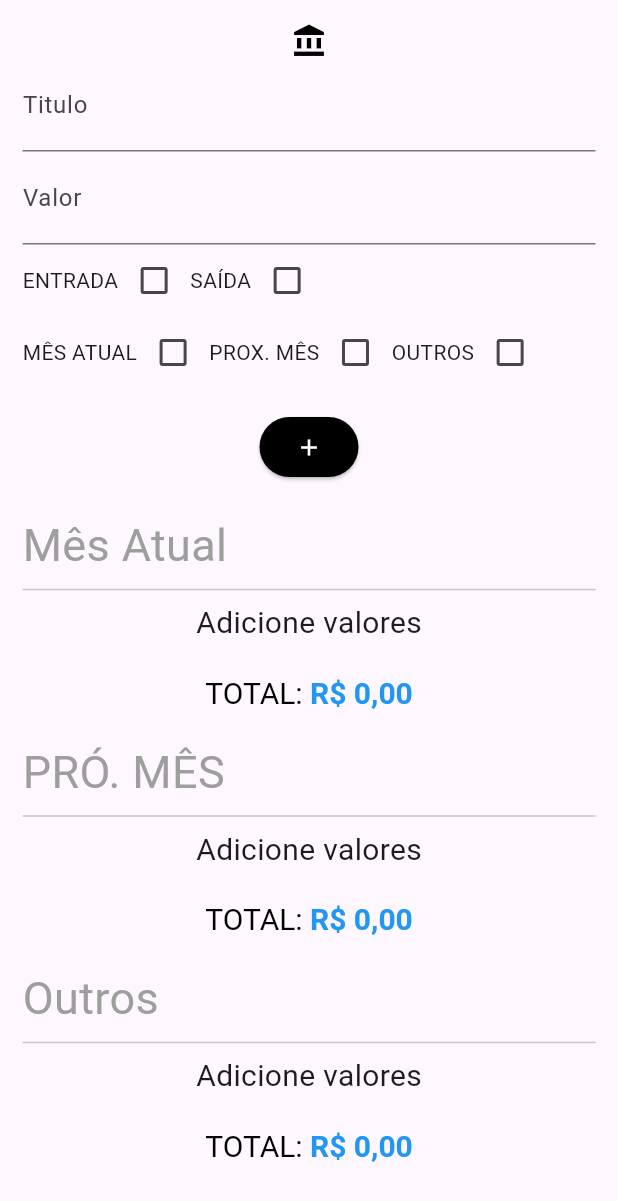
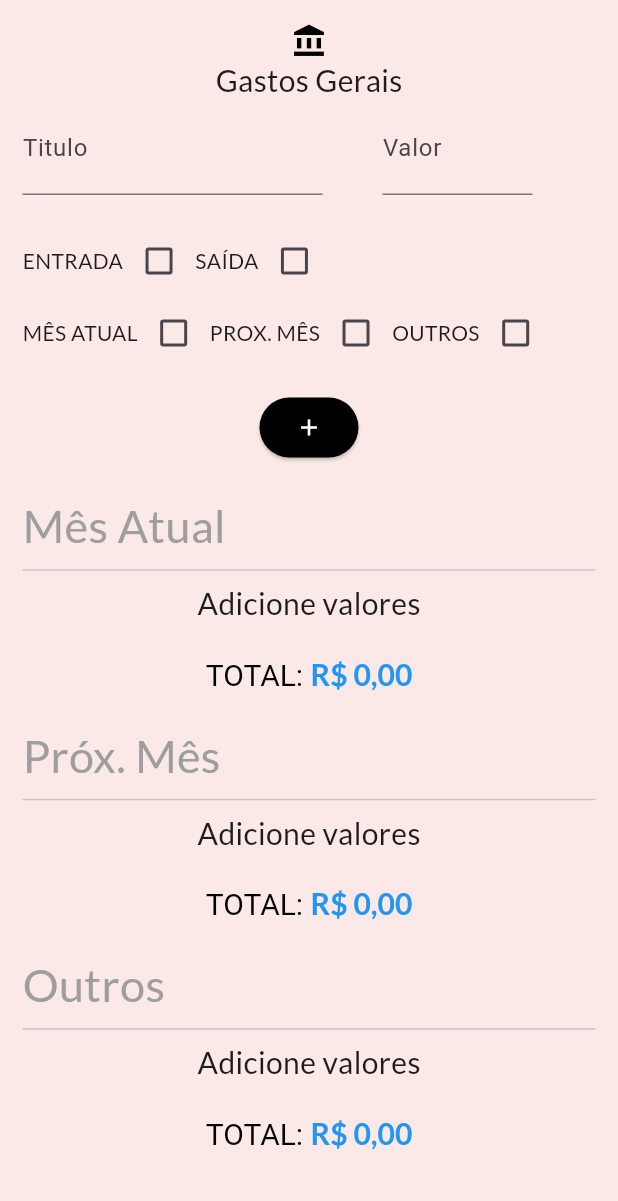
Before and after one commit to rafaelcastrobr/gastos_gerais_app_flutter, a Flutter app: the screen it shows after launch, on a phone screen of 412 x 824 dp. Shown: the top 1201 px of the screen. Run offline on Flutter 3.47's test engine with Material 3 defaults, Android fonts, the phone set to English and light mode, and no system bars; our stand-ins replace bloc, equatable, flutter_bloc, google_fonts, hydrated_bloc, shared_preferences; missing offline and left inert: flutter_guid.

Commit message:
correcoes issues

```diff
--- a/lib/functions/formaterValor.dart
+++ b/lib/functions/formaterValor.dart
@@ -18,7 +18,7 @@ class Formatervalor {
     int lastDotIndex = valorComPonto.lastIndexOf('.');
     if (lastDotIndex != -1) {
       valorComPonto = valorComPonto.replaceAll('.', '');
-      valorComPonto = valorComPonto.substring(0, lastDotIndex) + '.' + valorComPonto.substring(lastDotIndex);
+      valorComPonto = '${valorComPonto.substring(0, lastDotIndex)}.${valorComPonto.substring(lastDotIndex)}';
     }
 
     double valorNumerico = valorComPonto.isEmpty ? 0.0 : double.parse(valorComPonto);
--- a/lib/screens/Home.dart
+++ b/lib/screens/Home.dart
@@ -7,6 +7,7 @@ import 'package:gastos_gerais_app_flutter/screens/widgets/MesAtualWidgets.dart';
 import 'package:gastos_gerais_app_flutter/screens/widgets/OutrosWidgets.dart';
 import 'package:gastos_gerais_app_flutter/screens/widgets/ProxMesWidgets.dart';
 import 'package:gastos_gerais_app_flutter/widgets/TextInputWidget.dart';
+import 'package:google_fonts/google_fonts.dart';
 import 'package:shared_preferences/shared_preferences.dart';
 
 class Home extends StatefulWidget {
@@ -84,6 +85,7 @@ class _HomeState extends State<Home> {
       child: GestureDetector(
         onTap: () => FocusScope.of(context).requestFocus(FocusNode()),
         child: Scaffold(
+          backgroundColor: Colors.deepOrange[50],
           body: Padding(
             padding: const EdgeInsets.all(15),
             child: SingleChildScrollView(
@@ -94,10 +96,15 @@ class _HomeState extends State<Home> {
                     mainAxisAlignment: MainAxisAlignment.start,
                     children: [
                       const Icon(Icons.account_balance, color: Colors.black),
-                      TextInputWidget(controller: state.controllerTitulo ?? _controllerTitulo, isValor: false, titulo: "Titulo", typeInput: TextInputType.text),
-                      TextInputWidget(controller: state.controllerValor ?? _controllerValor, isValor: true, titulo: "Valor", typeInput: TextInputType.number),
+                      Text('Gastos Gerais', style: GoogleFonts.lato(fontSize: 20)),
                       Row(children: [
-                        const Text('ENTRADA'),
+                        TextInputWidget(controller: state.controllerTitulo ?? _controllerTitulo, largura: 200, isValor: false, titulo: "Titulo", typeInput: TextInputType.text),
+                        const SizedBox(width: 40),
+                        TextInputWidget(controller: state.controllerValor ?? _controllerValor, largura: 100, isValor: true, titulo: "Valor", typeInput: TextInputType.number),
+                      ]),
+                      const SizedBox(height: 20),
+                      Row(children: [
+                        Text('ENTRADA', style: GoogleFonts.lato()),
                         Checkbox(
                           value: entradaCheck,
                           onChanged: (value) {
@@ -107,7 +114,7 @@ class _HomeState extends State<Home> {
                             });
                           },
                         ),
-                        const Text('SAÍDA'),
+                        Text('SAÍDA', style: GoogleFonts.lato()),
                         Checkbox(
                           value: saidaCheck,
                           onChanged: (value) {
@@ -119,7 +126,7 @@ class _HomeState extends State<Home> {
                         ),
                       ]),
                       Row(children: [
-                        const Text('MÊS ATUAL'),
+                        Text('MÊS ATUAL', style: GoogleFonts.lato()),
                         Checkbox(
                           value: mesAtualCheck,
                           onChanged: (value) {
@@ -130,7 +137,7 @@ class _HomeState extends State<Home> {
                             });
                           },
                         ),
-                        const Text('PROX. MÊS'),
+                        Text('PROX. MÊS', style: GoogleFonts.lato()),
                         Checkbox(
                           value: proxMesCheck,
                           onChanged: (value) {
@@ -141,7 +148,7 @@ class _HomeState extends State<Home> {
                             });
                           },
                         ),
-                        const Text('OUTROS'),
+                        Text('OUTROS', style: GoogleFonts.lato()),
                         Checkbox(
                           value: outrosCheck,
                           onChanged: (value) {
--- a/lib/screens/widgets/MesAtualWidgets.dart
+++ b/lib/screens/widgets/MesAtualWidgets.dart
@@ -2,6 +2,7 @@ import 'package:flutter/material.dart';
 import 'package:flutter_bloc/flutter_bloc.dart';
 import 'package:gastos_gerais_app_flutter/bloc/create_list_cubit/create_list_cubit.dart';
 import 'package:gastos_gerais_app_flutter/functions/formaterValor.dart';
+import 'package:google_fonts/google_fonts.dart';
 
 class MesAtualWidgets extends StatefulWidget {
   const MesAtualWidgets({super.key});
@@ -23,9 +24,9 @@ class _MesAtualWidgetsState extends State<MesAtualWidgets> {
 
         return Column(
           children: [
-            const Align(alignment: Alignment.centerLeft, child: Text('Mês Atual', style: TextStyle(fontSize: 30, color: Colors.grey))),
+            Align(alignment: Alignment.centerLeft, child: Text('Mês Atual', style: GoogleFonts.lato(fontSize: 30, color: Colors.grey))),
             const Divider(),
-            if (listaMesAtual.isEmpty) const Text('Adicione valores', style: TextStyle(fontSize: 20)),
+            if (listaMesAtual.isEmpty) Text('Adicione valores', style: GoogleFonts.lato(fontSize: 20)),
             ListView.builder(
               shrinkWrap: true,
               physics: const NeverScrollableScrollPhysics(),
@@ -62,8 +63,8 @@ class _MesAtualWidgetsState extends State<MesAtualWidgets> {
                         icon: const Icon(Icons.edit, color: Colors.green)),
                     Row(
                       children: [
-                        Text('${listaMesAtual[index].titulo.toUpperCase()} * ', style: const TextStyle(fontSize: 20)),
-                        Text(valor, style: TextStyle(fontSize: 20, color: Formatervalor.verificaSeENegativo(valor))),
+                        Text('${listaMesAtual[index].titulo.toUpperCase()} * ', style: GoogleFonts.lato(fontSize: 20)),
+                        Text(valor, style: GoogleFonts.lato(fontSize: 20, color: Formatervalor.verificaSeENegativo(valor))),
                       ],
                     ),
                   ],
@@ -76,7 +77,7 @@ class _MesAtualWidgetsState extends State<MesAtualWidgets> {
                 text: 'TOTAL: ',
                 style: const TextStyle(fontSize: 20, color: Colors.black),
                 children: <TextSpan>[
-                  TextSpan(text: total, style: TextStyle(fontWeight: FontWeight.bold, color: Formatervalor.verificaSeENegativo(total))),
+                  TextSpan(text: total, style: GoogleFonts.lato(fontWeight: FontWeight.bold, color: Formatervalor.verificaSeENegativo(total))),
                 ],
               ),
             ),
--- a/lib/screens/widgets/OutrosWidgets.dart
+++ b/lib/screens/widgets/OutrosWidgets.dart
@@ -2,6 +2,7 @@ import 'package:flutter/material.dart';
 import 'package:flutter_bloc/flutter_bloc.dart';
 import 'package:gastos_gerais_app_flutter/bloc/create_list_cubit/create_list_cubit.dart';
 import 'package:gastos_gerais_app_flutter/functions/formaterValor.dart';
+import 'package:google_fonts/google_fonts.dart';
 
 class OutrosWidgets extends StatefulWidget {
   const OutrosWidgets({super.key});
@@ -24,9 +25,9 @@ class _OutrosWidgetsState extends State<OutrosWidgets> {
 
         return Column(
           children: [
-            const Align(alignment: Alignment.centerLeft, child: Text('Outros', style: TextStyle(fontSize: 30, color: Colors.grey))),
+            Align(alignment: Alignment.centerLeft, child: Text('Outros', style: GoogleFonts.lato(fontSize: 30, color: Colors.grey))),
             const Divider(),
-            if (listaOutros.isEmpty) const Text('Adicione valores', style: TextStyle(fontSize: 20)),
+            if (listaOutros.isEmpty) Text('Adicione valores', style: GoogleFonts.lato(fontSize: 20)),
             ListView.builder(
               shrinkWrap: true,
               physics: const NeverScrollableScrollPhysics(),
@@ -64,8 +65,8 @@ class _OutrosWidgetsState extends State<OutrosWidgets> {
                         icon: const Icon(Icons.edit, color: Colors.green)),
                     Row(
                       children: [
-                        Text('${listaOutros[index].titulo.toUpperCase()} * ', style: const TextStyle(fontSize: 20)),
-                        Text(valor, style: TextStyle(fontSize: 20, color: Formatervalor.verificaSeENegativo(valor))),
+                        Text('${listaOutros[index].titulo.toUpperCase()} * ', style: GoogleFonts.lato(fontSize: 20)),
+                        Text(valor, style: GoogleFonts.lato(fontSize: 20, color: Formatervalor.verificaSeENegativo(valor))),
                       ],
                     ),
                   ],
@@ -78,7 +79,7 @@ class _OutrosWidgetsState extends State<OutrosWidgets> {
                 text: 'TOTAL: ',
                 style: const TextStyle(fontSize: 20, color: Colors.black),
                 children: <TextSpan>[
-                  TextSpan(text: total, style: TextStyle(fontWeight: FontWeight.bold, color: Formatervalor.verificaSeENegativo(total))),
+                  TextSpan(text: total, style: GoogleFonts.lato(fontWeight: FontWeight.bold, color: Formatervalor.verificaSeENegativo(total))),
                 ],
               ),
             ),
--- a/lib/screens/widgets/ProxMesWidgets.dart
+++ b/lib/screens/widgets/ProxMesWidgets.dart
@@ -2,6 +2,7 @@ import 'package:flutter/material.dart';
 import 'package:flutter_bloc/flutter_bloc.dart';
 import 'package:gastos_gerais_app_flutter/bloc/create_list_cubit/create_list_cubit.dart';
 import 'package:gastos_gerais_app_flutter/functions/formaterValor.dart';
+import 'package:google_fonts/google_fonts.dart';
 
 class ProxMesWidget extends StatefulWidget {
   const ProxMesWidget({super.key});
@@ -24,9 +25,9 @@ class _ProxMesWidgetState extends State<ProxMesWidget> {
 
         return Column(
           children: [
-            const Align(alignment: Alignment.centerLeft, child: Text('PRÓ. MÊS', style: TextStyle(fontSize: 30, color: Colors.grey))),
+            Align(alignment: Alignment.centerLeft, child: Text('Próx. Mês', style: GoogleFonts.lato(fontSize: 30, color: Colors.grey))),
             const Divider(),
-            if (listaProxMes.isEmpty) const Text('Adicione valores', style: TextStyle(fontSize: 20)),
+            if (listaProxMes.isEmpty) Text('Adicione valores', style: GoogleFonts.lato(fontSize: 20)),
             ListView.builder(
               shrinkWrap: true,
               physics: const NeverScrollableScrollPhysics(),
@@ -64,8 +65,8 @@ class _ProxMesWidgetState extends State<ProxMesWidget> {
                         icon: const Icon(Icons.edit, color: Colors.green)),
                     Row(
                       children: [
-                        Text('${listaProxMes[index].titulo.toUpperCase()} * ', style: const TextStyle(fontSize: 20)),
-                        Text(valor, style: TextStyle(fontSize: 20, color: Formatervalor.verificaSeENegativo(valor))),
+                        Text('${listaProxMes[index].titulo.toUpperCase()} * ', style: GoogleFonts.lato(fontSize: 20)),
+                        Text(valor, style: GoogleFonts.lato(fontSize: 20, color: Formatervalor.verificaSeENegativo(valor))),
                       ],
                     ),
                   ],
@@ -78,7 +79,7 @@ class _ProxMesWidgetState extends State<ProxMesWidget> {
                 text: 'TOTAL: ',
                 style: const TextStyle(fontSize: 20, color: Colors.black),
                 children: <TextSpan>[
-                  TextSpan(text: total, style: TextStyle(fontWeight: FontWeight.bold, color: Formatervalor.verificaSeENegativo(total))),
+                  TextSpan(text: total, style: GoogleFonts.lato(fontWeight: FontWeight.bold, color: Formatervalor.verificaSeENegativo(total))),
                 ],
               ),
             ),
--- a/lib/widgets/TextInputWidget.dart
+++ b/lib/widgets/TextInputWidget.dart
@@ -6,7 +6,8 @@ class TextInputWidget extends StatefulWidget {
   final String titulo;
   final TextInputType typeInput;
   final bool isValor;
-  const TextInputWidget({super.key, required this.controller, required this.titulo, required this.typeInput, required this.isValor});
+  final double largura;
+  const TextInputWidget({super.key, required this.controller, required this.titulo, required this.typeInput, required this.isValor, required this.largura});
 
   @override
   State<TextInputWidget> createState() => _TextInputWidgetState();
@@ -15,7 +16,9 @@ class TextInputWidget extends StatefulWidget {
 class _TextInputWidgetState extends State<TextInputWidget> {
   @override
   Widget build(BuildContext context) {
-    return TextField(
+    return SizedBox(
+      width: widget.largura,
+      child: TextField(
         style: const TextStyle(fontSize: 20),
         controller: widget.controller,
         keyboardType: widget.typeInput,
@@ -23,6 +26,7 @@ class _TextInputWidgetState extends State<TextInputWidget> {
         decoration: InputDecoration(
           label: Text(widget.titulo),
         ),
+      ),
     );
   }
 }
--- a/pubspec.yaml
+++ b/pubspec.yaml
@@ -43,6 +43,8 @@ dependencies:
   path_provider: ^2.1.4
   shared_preferences: ^2.3.2
   brasil_fields: ^1.15.0
+  google_fonts: ^6.2.1
+
 
 dev_dependencies:
   flutter_test:
```
Also changed, not shown: pubspec.lock, 5 other files. Lines whose indentation alone changed are shown as unchanged.
